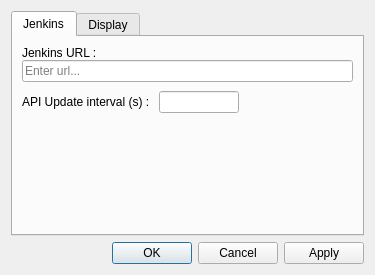
Above: src/views/uis/preferencesdialog.ui from Kaldor37/jenkins-cute-view before the change. Below: the same form after it.
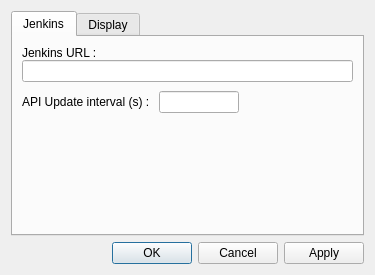
That is the form after the change.

Commit message: - Compatility with QT 4.6 (QLineEdit::setPlaceHolderText)

Diff of the .ui file:
```diff
--- a/src/views/uis/preferencesdialog.ui
+++ b/src/views/uis/preferencesdialog.ui
@@ -62,9 +62,6 @@
            <property name="text">
             <string/>
            </property>
-           <property name="placeholderText">
-            <string>Enter url...</string>
-           </property>
           </widget>
          </item>
         </layout>
```
The commit also changes 1 other file.
